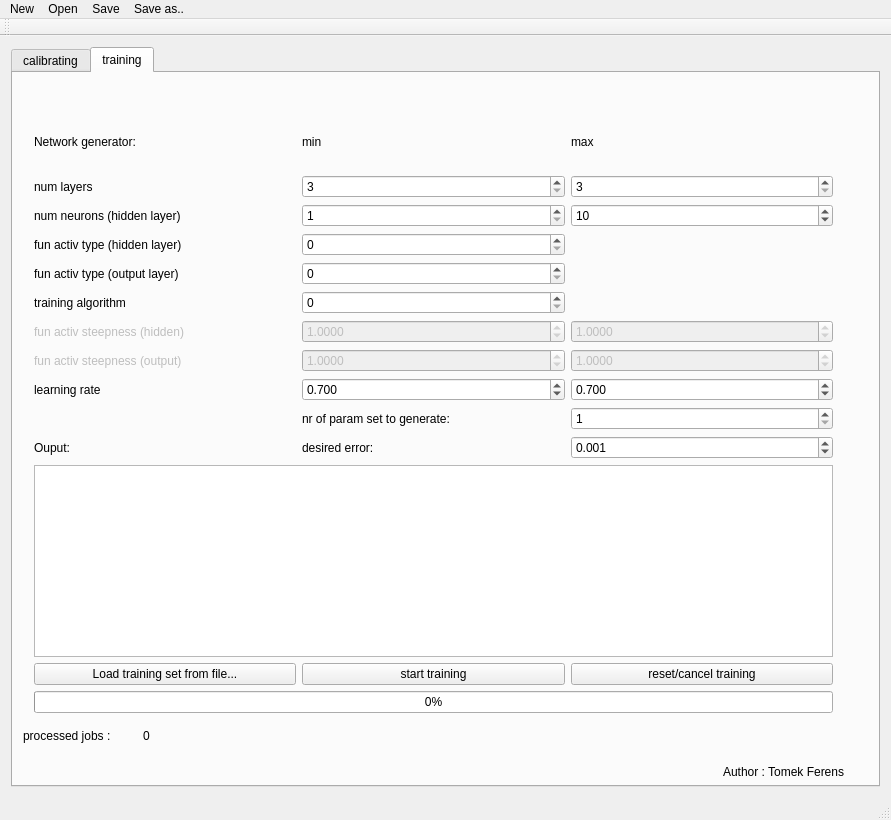
Qt form App/calib_tools/calib_tool/calibtool.ui (ferot/dms) before a commit.
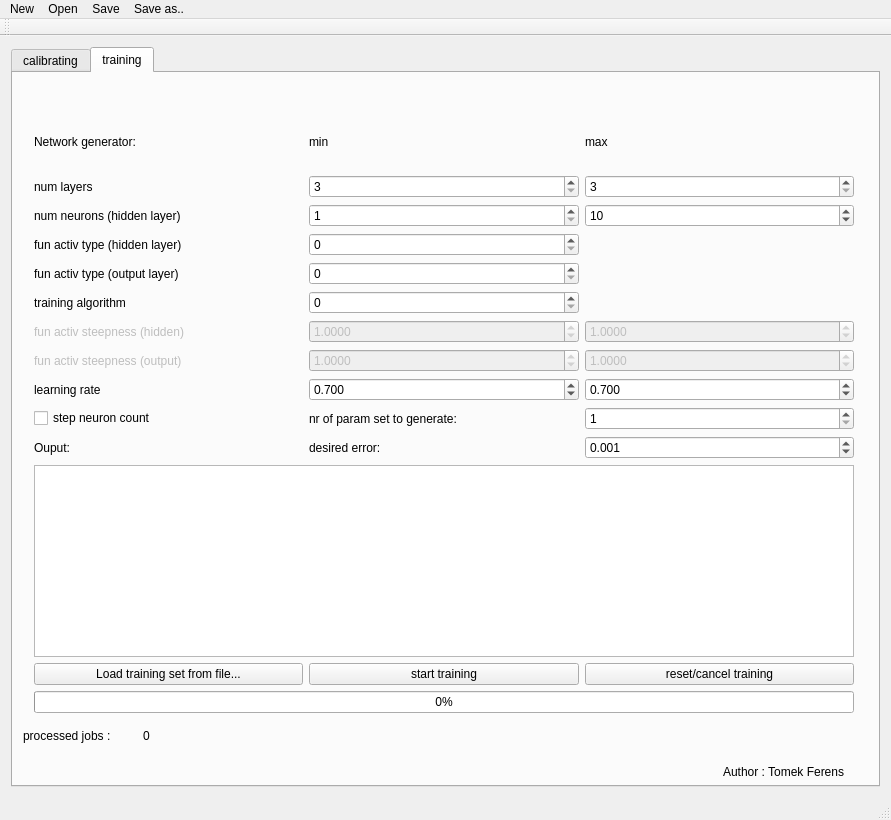
The same form after that commit.

Commit message: Changed way of counting MSE into effectiveness and added step neuron increment

The edit to the form file:
```diff
--- a/App/calib_tools/calib_tool/calibtool.ui
+++ b/App/calib_tools/calib_tool/calibtool.ui
@@ -353,7 +353,7 @@
          <rect>
           <x>10</x>
           <y>30</y>
-          <width>821</width>
+          <width>842</width>
           <height>621</height>
          </rect>
         </property>
@@ -724,6 +724,13 @@
            </property>
           </widget>
          </item>
+         <item row="15" column="0">
+          <widget class="QCheckBox" name="step_numneu_checkbox">
+           <property name="text">
+            <string>step neuron count </string>
+           </property>
+          </widget>
+         </item>
         </layout>
        </widget>
        <widget class="QLabel" name="job_processed_text">
```
Left out of the diff: 20 changed lines with no effect on the pictures. The commit also changes 2 other files.
